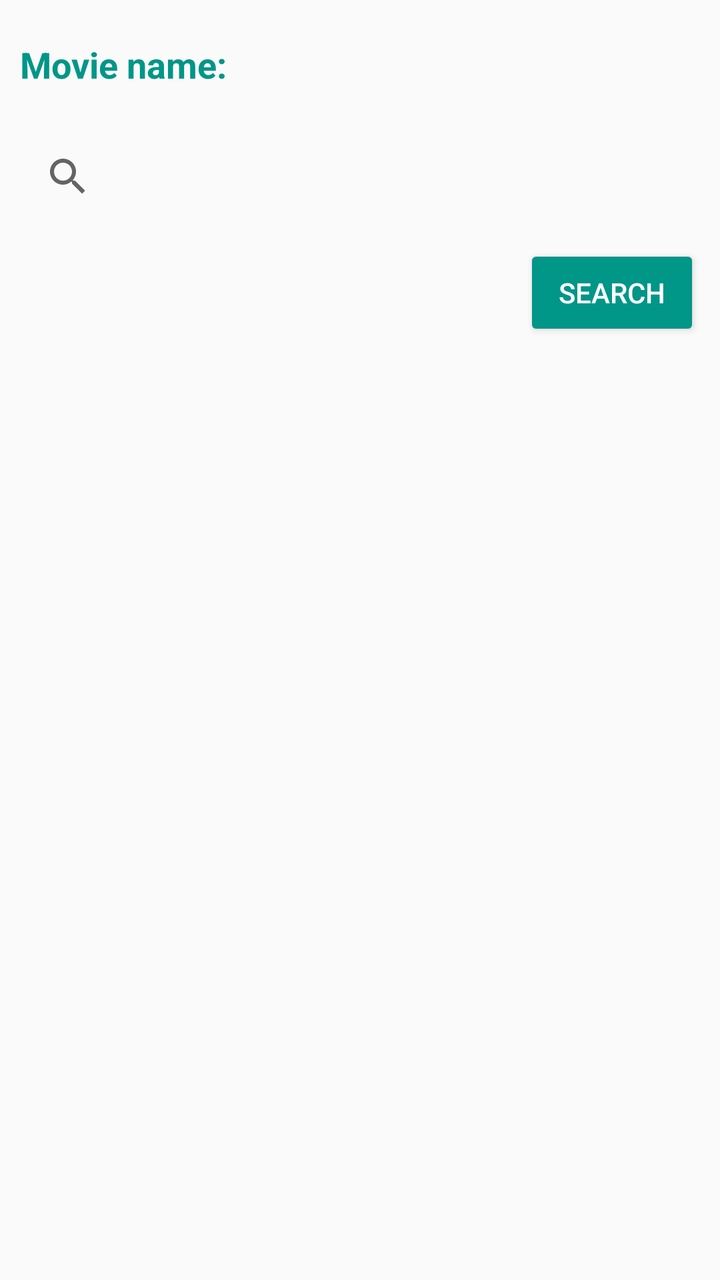
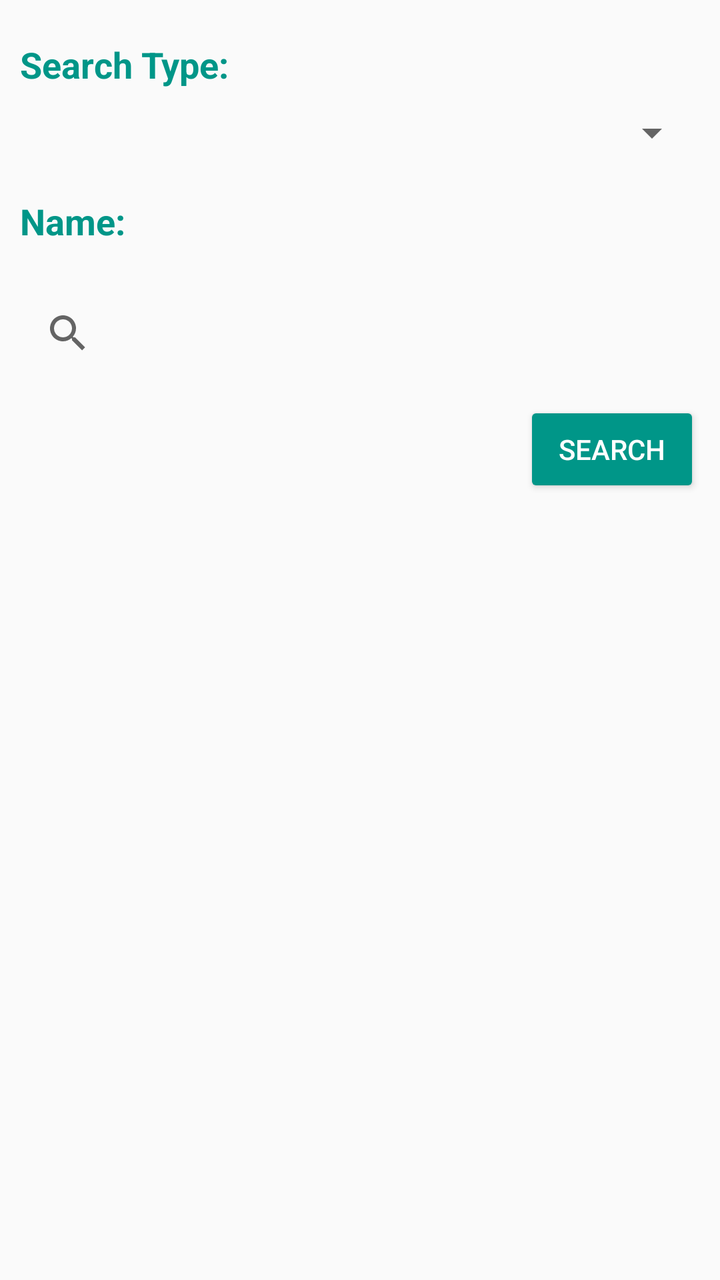

An Android layout rendered at two revisions. The XML below is the earlier revision; the diff shows what the commit changed to produce the second picture.
<!-- AndroidManifest.xml: application theme Theme.AppCompat.Light.DarkActionBar -->
<!-- res/layout/activity_main.xml -->
<LinearLayout xmlns:android="http://schemas.android.com/apk/res/android"
    xmlns:app="http://schemas.android.com/apk/res-auto"
    xmlns:tools="http://schemas.android.com/tools"
    android:id="@+id/LinearLayout1"
    android:layout_width="fill_parent"
    android:layout_height="match_parent"
    android:orientation="vertical"
    android:gravity="right">

    <TextView
        android:id="@+id/LblNombre"
        android:layout_width="fill_parent"
        android:layout_height="wrap_content"
        android:layout_marginLeft="10dp"
        android:layout_marginTop="20dp"
        android:layout_marginRight="10dp"
        android:layout_marginBottom="10dp"
        android:text="@string/nombre"
        android:textColor="@color/verde"
        android:textSize="18sp"
        android:textStyle="bold"
        app:fontFamily="@font/raleway" />

    <android.support.v7.widget.SearchView
        android:id="@+id/TxtNombre"
        android:layout_width="fill_parent"
        android:layout_height="wrap_content"
        android:layout_margin="10dp"
        android:imeOptions="actionSearch"
        android:inputType="textCapSentences" />

    <Button
        android:id="@+id/BtnHola"
        android:layout_width="wrap_content"
        android:layout_height="wrap_content"
        android:layout_alignParentRight="true"
        android:layout_marginRight="10dp"
        android:text="@string/hola"
        android:theme="@style/GreenButton" />
 
</LinearLayout>
<!-- resources referenced by this layout -->
<resources>
  <color name="verde">#009688</color>
  <string name="hola">Search</string>
  <string name="nombre">Movie name:</string>
  <style name="GreenButton" parent="Widget.AppCompat.Button.Colored">
          <item name="android:textColor">@color/blanco</item>
          <item name="colorButtonNormal">@color/verde</item>
      </style>
  <color name="blanco">#FFFFFF</color>
</resources>

<!-- the commit's change to res/layout/activity_main.xml (unified diff, before → after) -->
@@ -6,6 +6,29 @@
     android:layout_height="match_parent"
     android:orientation="vertical"
     android:gravity="right">
+
+    <TextView
+        android:id="@+id/lblType"
+        android:layout_width="fill_parent"
+        android:layout_height="wrap_content"
+        android:layout_marginLeft="10dp"
+        android:layout_marginTop="20dp"
+        android:layout_marginRight="10dp"
+        android:layout_marginBottom="10dp"
+        android:text="@string/SearchType"
+        android:textColor="@color/verde"
+        android:textSize="18sp"
+        android:textStyle="bold"
+        app:fontFamily="@font/raleway" />
+
+    <Spinner
+        android:id="@+id/spinner"
+        android:layout_width="match_parent"
+        android:layout_height="wrap_content"
+        android:layout_marginLeft="10dp"
+        android:layout_marginRight="10dp"
+        android:dropDownWidth="wrap_content"
+        android:spinnerMode="dropdown" />
 
     <TextView
         android:id="@+id/LblNombre"
@@ -37,5 +60,5 @@
         android:layout_marginRight="10dp"
         android:text="@string/hola"
         android:theme="@style/GreenButton" />
- 
+
 </LinearLayout>
<!-- resource entries referenced after the edit -->
@@ -1,8 +1,9 @@
 <!-- resources referenced by this layout -->
 <resources>
   <color name="verde">#009688</color>
+  <string name="SearchType">Search Type:</string>
   <string name="hola">Search</string>
-  <string name="nombre">Movie name:</string>
+  <string name="nombre">Name:</string>
   <style name="GreenButton" parent="Widget.AppCompat.Button.Colored">
           <item name="android:textColor">@color/blanco</item>
           <item name="colorButtonNormal">@color/verde</item>
